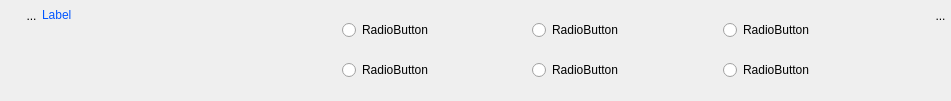
Old version of the form UiQT4/desWidget4a6RadioButton.ui in the repository SalomePlatform/eficas_tools.
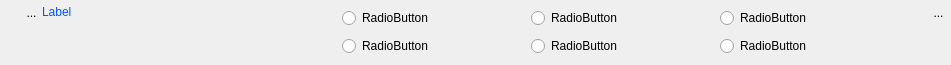
New version of the form. Icons and pictures are not drawn. Custom widgets are drawn as their Qt base class.

What changed in the file:
```diff
--- a/UiQT4/desWidget4a6RadioButton.ui
+++ b/UiQT4/desWidget4a6RadioButton.ui
@@ -7,7 +7,7 @@
     <x>0</x>
     <y>0</y>
     <width>951</width>
-    <height>101</height>
+    <height>65</height>
    </rect>
   </property>
   <property name="sizePolicy">
@@ -74,13 +74,13 @@
            <property name="minimumSize">
             <size>
              <width>21</width>
-             <height>31</height>
+             <height>25</height>
             </size>
            </property>
            <property name="maximumSize">
             <size>
              <width>21</width>
-             <height>35</height>
+             <height>25</height>
             </size>
            </property>
            <property name="focusPolicy">
@@ -98,8 +98,8 @@
            </property>
            <property name="iconSize">
             <size>
-             <width>32</width>
-             <height>32</height>
+             <width>25</width>
+             <height>25</height>
             </size>
            </property>
           </widget>
@@ -117,7 +117,7 @@
          <property name="minimumSize">
           <size>
            <width>300</width>
-           <height>24</height>
+           <height>25</height>
           </size>
          </property>
          <property name="maximumSize">
@@ -144,7 +144,7 @@
        <property name="sizeHint" stdset="0">
         <size>
          <width>20</width>
-         <height>39</height>
+         <height>25</height>
         </size>
        </property>
       </spacer>
@@ -266,14 +266,14 @@
       <widget class="QToolButton" name="RBPoubelle">
        <property name="minimumSize">
         <size>
-         <width>21</width>
-         <height>31</height>
+         <width>25</width>
+         <height>25</height>
         </size>
        </property>
        <property name="maximumSize">
         <size>
-         <width>21</width>
-         <height>31</height>
+         <width>25</width>
+         <height>25</height>
         </size>
        </property>
        <property name="focusPolicy">
@@ -291,8 +291,8 @@
        </property>
        <property name="iconSize">
         <size>
-         <width>32</width>
-         <height>32</height>
+         <width>25</width>
+         <height>25</height>
         </size>
        </property>
       </widget>
```
